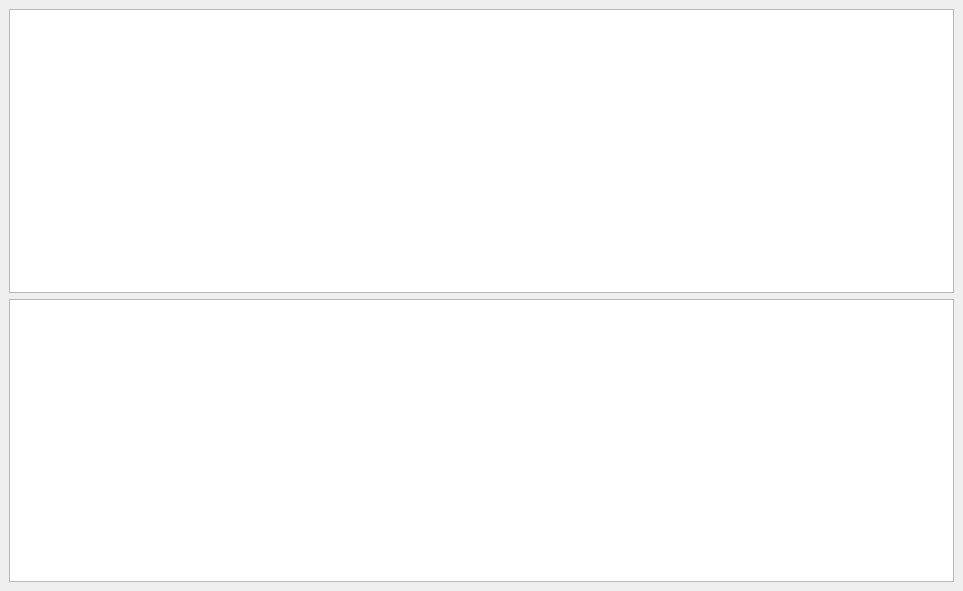
Old version of the form mainwindow.ui in the repository Leartiz/table_correctly.
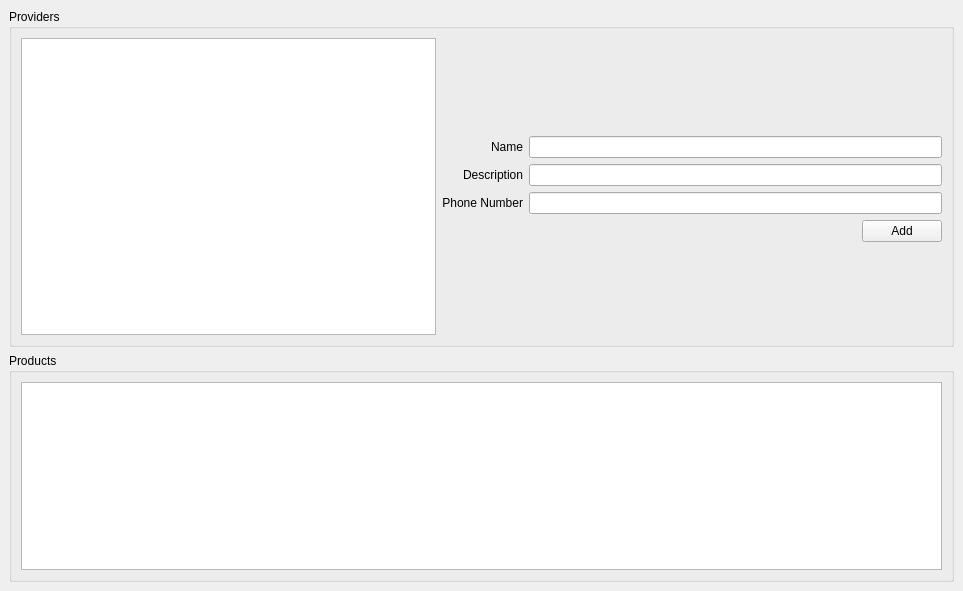
New version of the form.

```diff
--- a/mainwindow.ui
+++ b/mainwindow.ui
@@ -14,12 +14,136 @@
    <string>MainWindow</string>
   </property>
   <widget class="QWidget" name="centralwidget">
-   <layout class="QVBoxLayout" name="verticalLayout">
-    <item>
-     <widget class="QTableView" name="tableViewProducts"/>
+   <layout class="QGridLayout" name="gridLayout_3">
+    <item row="0" column="0">
+     <widget class="QGroupBox" name="groupBox">
+      <property name="title">
+       <string>Providers</string>
+      </property>
+      <layout class="QGridLayout" name="gridLayout">
+       <item row="0" column="0" rowspan="4">
+        <widget class="QTableView" name="tableViewProviders"/>
+       </item>
+       <item row="2" column="2">
+        <widget class="QPushButton" name="pushButtonAddProvider">
+         <property name="text">
+          <string>Add</string>
+         </property>
+        </widget>
+       </item>
+       <item row="2" column="1">
+        <spacer name="horizontalSpacer">
+         <property name="orientation">
+          <enum>Qt::Horizontal</enum>
+         </property>
+         <property name="sizeHint" stdset="0">
+          <size>
+           <width>40</width>
+           <height>20</height>
+          </size>
+         </property>
+        </spacer>
+       </item>
+       <item row="1" column="1" colspan="2">
+        <layout class="QHBoxLayout" name="horizontalLayout">
+         <item>
+          <layout class="QVBoxLayout" name="verticalLayout">
+           <item>
+            <widget class="QLabel" name="label">
+             <property name="layoutDirection">
+              <enum>Qt::LeftToRight</enum>
+             </property>
+             <property name="text">
+              <string>Name</string>
+             </property>
+             <property name="alignment">
+              <set>Qt::AlignRight|Qt::AlignTrailing|Qt::AlignVCenter</set>
+             </property>
+            </widget>
+           </item>
+           <item>
+            <widget class="QLabel" name="label_2">
+             <property name="layoutDirection">
+              <enum>Qt::LeftToRight</enum>
+             </property>
+             <property name="text">
+              <string>Description</string>
+             </property>
+             <property name="alignment">
+              <set>Qt::AlignRight|Qt::AlignTrailing|Qt::AlignVCenter</set>
+             </property>
+            </widget>
+           </item>
+           <item>
+            <widget class="QLabel" name="label_3">
+             <property name="layoutDirection">
+              <enum>Qt::LeftToRight</enum>
+             </property>
+             <property name="text">
+              <string>Phone Number</string>
+             </property>
+             <property name="alignment">
+              <set>Qt::AlignRight|Qt::AlignTrailing|Qt::AlignVCenter</set>
+             </property>
+            </widget>
+           </item>
+          </layout>
+         </item>
+         <item>
+          <layout class="QVBoxLayout" name="verticalLayout_2">
+           <item>
+            <widget class="QLineEdit" name="lineEditProviderName"/>
+           </item>
+           <item>
+            <widget class="QLineEdit" name="lineEditProviderDesc"/>
+           </item>
+           <item>
+            <widget class="QLineEdit" name="lineEditProviderPhoneNumber"/>
+           </item>
+          </layout>
+         </item>
+        </layout>
+       </item>
+       <item row="0" column="1" colspan="2">
+        <spacer name="verticalSpacer_2">
+         <property name="orientation">
+          <enum>Qt::Vertical</enum>
+         </property>
+         <property name="sizeHint" stdset="0">
+          <size>
+           <width>20</width>
+           <height>95</height>
+          </size>
+         </property>
+        </spacer>
+       </item>
+       <item row="3" column="1" colspan="2">
+        <spacer name="verticalSpacer">
+         <property name="orientation">
+          <enum>Qt::Vertical</enum>
+         </property>
+         <property name="sizeHint" stdset="0">
+          <size>
+           <width>20</width>
+           <height>95</height>
+          </size>
+         </property>
+        </spacer>
+       </item>
+      </layout>
+     </widget>
     </item>
-    <item>
-     <widget class="QTableView" name="tableViewProviders"/>
+    <item row="1" column="0">
+     <widget class="QGroupBox" name="groupBox_2">
+      <property name="title">
+       <string>Products</string>
+      </property>
+      <layout class="QGridLayout" name="gridLayout_2">
+       <item row="0" column="0">
+        <widget class="QTableView" name="tableViewProducts"/>
+       </item>
+      </layout>
+     </widget>
     </item>
    </layout>
   </widget>
```
